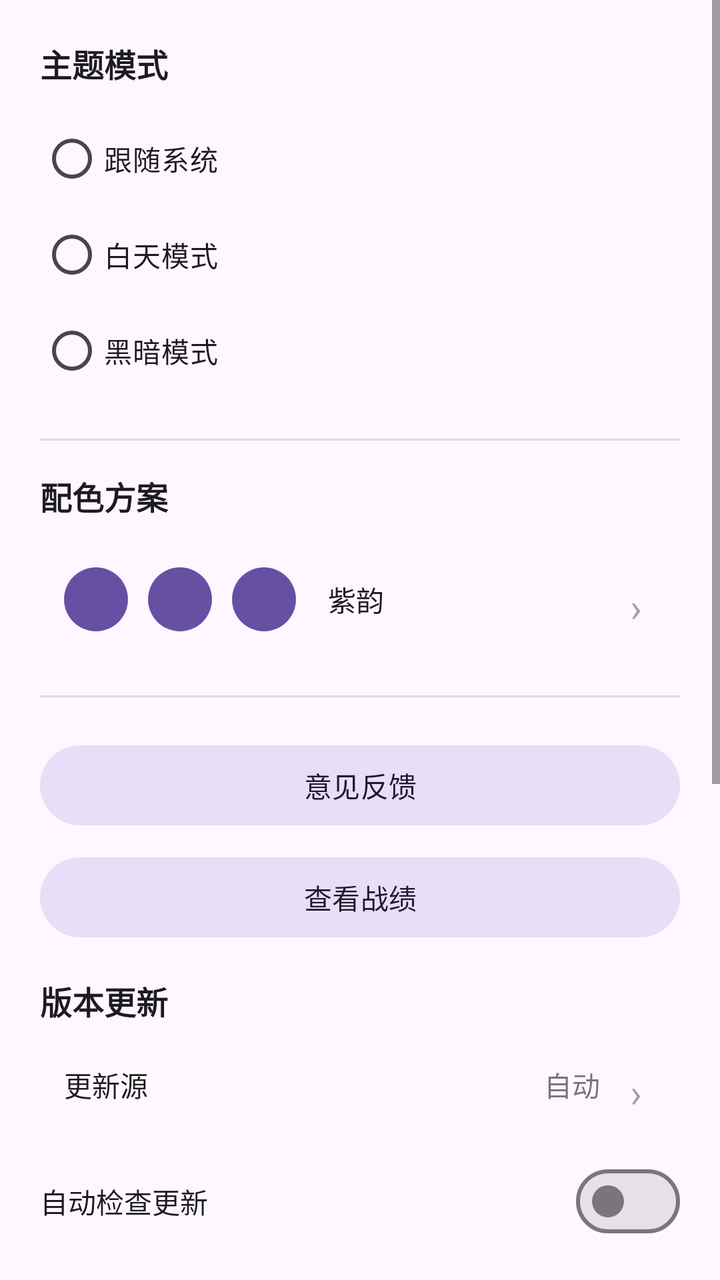
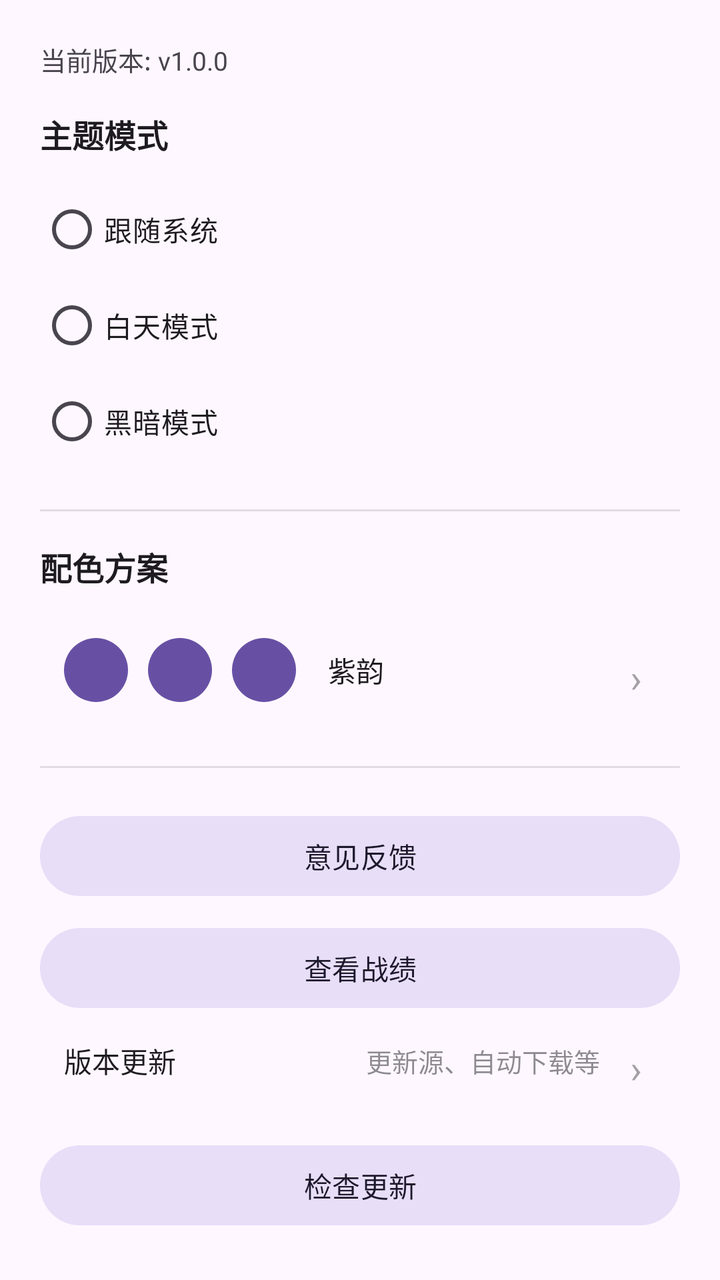

Compare the two renders of this Android layout. The source of the first and the diff that turns it into the second are given below.
<!-- AndroidManifest.xml: application theme Theme.GameCenterApp -->
<!-- res/layout/dialog_settings.xml -->
<?xml version="1.0" encoding="utf-8"?>
<ScrollView xmlns:android="http://schemas.android.com/apk/res/android"
    android:layout_width="match_parent"
    android:layout_height="wrap_content"
    android:fillViewport="false">

    <LinearLayout
        android:layout_width="match_parent"
        android:layout_height="wrap_content"
        android:orientation="vertical"
        android:padding="20dp">

        <TextView
            android:layout_width="wrap_content"
            android:layout_height="wrap_content"
            android:text="主题模式"
            android:textSize="16sp"
            android:textStyle="bold"
            android:textColor="?android:attr/textColorPrimary"
            android:layout_marginBottom="12dp" />

        <RadioGroup
            android:id="@+id/rg_theme_mode"
            android:layout_width="match_parent"
            android:layout_height="wrap_content"
            android:layout_marginBottom="20dp">

            <RadioButton
                android:id="@+id/rb_system"
                android:layout_width="match_parent"
                android:layout_height="wrap_content"
                android:text="跟随系统"
                android:textSize="14sp"
                android:paddingVertical="8dp" />

            <RadioButton
                android:id="@+id/rb_light"
                android:layout_width="match_parent"
                android:layout_height="wrap_content"
                android:text="白天模式"
                android:textSize="14sp"
                android:paddingVertical="8dp" />

            <RadioButton
                android:id="@+id/rb_dark"
                android:layout_width="match_parent"
                android:layout_height="wrap_content"
                android:text="黑暗模式"
                android:textSize="14sp"
                android:paddingVertical="8dp" />

        </RadioGroup>

        <View
            android:layout_width="match_parent"
            android:layout_height="1dp"
            android:background="?attr/colorOnSurfaceVariant"
            android:alpha="0.15" />

        <TextView
            android:layout_width="wrap_content"
            android:layout_height="wrap_content"
            android:layout_marginTop="16dp"
            android:text="配色方案"
            android:textSize="16sp"
            android:textStyle="bold"
            android:textColor="?android:attr/textColorPrimary"
            android:layout_marginBottom="12dp" />

        <LinearLayout
            android:id="@+id/ll_color_scheme"
            android:layout_width="match_parent"
            android:layout_height="wrap_content"
            android:gravity="center_vertical"
            android:orientation="horizontal"
            android:padding="12dp"
            android:background="?attr/selectableItemBackground"
            android:clickable="true"
            android:focusable="true">

            <View
                android:id="@+id/v_color_primary"
                android:layout_width="32dp"
                android:layout_height="32dp"
                android:background="@drawable/color_circle_bg" />

            <View
                android:id="@+id/v_color_secondary"
                android:layout_width="32dp"
                android:layout_height="32dp"
                android:layout_marginStart="10dp"
                android:background="@drawable/color_circle_bg" />

            <View
                android:id="@+id/v_color_accent"
                android:layout_width="32dp"
                android:layout_height="32dp"
                android:layout_marginStart="10dp"
                android:background="@drawable/color_circle_bg" />

            <TextView
                android:id="@+id/tv_scheme_name"
                android:layout_width="0dp"
                android:layout_height="wrap_content"
                android:layout_marginStart="16dp"
                android:layout_weight="1"
                android:text="紫韵"
                android:textSize="14sp"
                android:textColor="?android:attr/textColorPrimary" />

            <TextView
                android:layout_width="20dp"
                android:layout_height="20dp"
                android:text="›"
                android:textSize="20sp"
                android:gravity="center"
                android:alpha="0.4"
                android:textColor="?android:attr/textColorPrimary" />

        </LinearLayout>

        <View
            android:layout_width="match_parent"
            android:layout_height="1dp"
            android:layout_marginTop="20dp"
            android:layout_marginBottom="4dp"
            android:background="?attr/colorOnSurfaceVariant"
            android:alpha="0.15" />

        <com.google.android.material.button.MaterialButton
            android:id="@+id/btn_feedback"
            style="@style/Widget.Material3.Button.TonalButton"
            android:layout_width="match_parent"
            android:layout_height="48dp"
            android:layout_marginTop="16dp"
            android:text="@string/feedback"
            android:textSize="14sp" />

        <com.google.android.material.button.MaterialButton
            android:id="@+id/btn_view_stats"
            style="@style/Widget.Material3.Button.TonalButton"
            android:layout_width="match_parent"
            android:layout_height="48dp"
            android:layout_marginTop="8dp"
            android:text="查看战绩"
            android:textSize="14sp" />

        <TextView
            android:layout_width="wrap_content"
            android:layout_height="wrap_content"
            android:layout_marginTop="16dp"
            android:text="版本更新"
            android:textSize="16sp"
            android:textStyle="bold"
            android:textColor="?android:attr/textColorPrimary"
            android:layout_marginBottom="8dp" />

        <LinearLayout
            android:id="@+id/ll_update_source"
            android:layout_width="match_parent"
            android:layout_height="wrap_content"
            android:gravity="center_vertical"
            android:orientation="horizontal"
            android:padding="12dp"
            android:background="?attr/selectableItemBackground"
            android:clickable="true"
            android:focusable="true"
            android:layout_marginBottom="12dp">

            <TextView
                android:layout_width="0dp"
                android:layout_height="wrap_content"
                android:layout_weight="1"
                android:text="更新源"
                android:textSize="14sp"
                android:textColor="?android:attr/textColorPrimary" />

            <TextView
                android:id="@+id/tv_update_source"
                android:layout_width="wrap_content"
                android:layout_height="wrap_content"
                android:text="自动"
                android:textSize="14sp"
                android:alpha="0.6"
                android:textColor="?android:attr/textColorPrimary" />

            <TextView
                android:layout_width="20dp"
                android:layout_height="20dp"
                android:layout_marginStart="8dp"
                android:text="›"
                android:textSize="20sp"
                android:gravity="center"
                android:alpha="0.4"
                android:textColor="?android:attr/textColorPrimary" />

        </LinearLayout>

        <LinearLayout
            android:layout_width="match_parent"
            android:layout_height="wrap_content"
            android:gravity="center_vertical"
            android:orientation="horizontal"
            android:layout_marginBottom="8dp">

            <TextView
                android:layout_width="0dp"
                android:layout_height="wrap_content"
                android:layout_weight="1"
                android:text="自动检查更新"
                android:textSize="14sp"
                android:textColor="?android:attr/textColorPrimary" />

            <com.google.android.material.materialswitch.MaterialSwitch
                android:id="@+id/switch_auto_check"
                android:layout_width="wrap_content"
                android:layout_height="wrap_content" />
        </LinearLayout>

        <LinearLayout
            android:layout_width="match_parent"
            android:layout_height="wrap_content"
            android:gravity="center_vertical"
            android:orientation="horizontal"
            android:layout_marginBottom="4dp">

            <TextView
                android:layout_width="0dp"
                android:layout_height="wrap_content"
                android:layout_weight="1"
                android:text="接受测试版安装包"
                android:textSize="14sp"
                android:textColor="?android:attr/textColorPrimary" />

            <com.google.android.material.materialswitch.MaterialSwitch
                android:id="@+id/switch_accept_beta"
                android:layout_width="wrap_content"
                android:layout_height="wrap_content" />
        </LinearLayout>

        <TextView
            android:layout_width="match_parent"
            android:layout_height="wrap_content"
            android:layout_marginBottom="12dp"
            android:text="关闭后只接收正式版更新；打开后会接收 version.json 标记为 beta 的测试包。"
            android:textColor="?attr/colorOnSurfaceVariant"
            android:textSize="12sp" />

        <LinearLayout
            android:layout_width="match_parent"
            android:layout_height="wrap_content"
            android:layout_marginBottom="8dp"
            android:gravity="center_vertical"
            android:orientation="horizontal">

            <TextView
                android:layout_width="0dp"
                android:layout_height="wrap_content"
                android:layout_weight="1"
                android:text="自动下载安装包"
                android:textColor="?android:attr/textColorPrimary"
                android:textSize="14sp" />

            <com.google.android.material.materialswitch.MaterialSwitch
                android:id="@+id/switch_auto_download_update"
                android:layout_width="wrap_content"
                android:layout_height="wrap_content" />
        </LinearLayout>

        <LinearLayout
            android:id="@+id/ll_prompt_install_after_download"
            android:layout_width="match_parent"
            android:layout_height="wrap_content"
            android:layout_marginBottom="4dp"
            android:gravity="center_vertical"
            android:orientation="horizontal"
            android:paddingStart="16dp">

            <TextView
                android:id="@+id/tv_prompt_install_after_download"
                android:layout_width="0dp"
                android:layout_height="wrap_content"
                android:layout_weight="1"
                android:text="下载完成后提示安装"
                android:textColor="?android:attr/textColorPrimary"
                android:textSize="14sp" />

            <com.google.android.material.materialswitch.MaterialSwitch
                android:id="@+id/switch_prompt_install_after_download"
                android:layout_width="wrap_content"
                android:layout_height="wrap_content" />
        </LinearLayout>

        <TextView
            android:id="@+id/tv_auto_download_hint"
            android:layout_width="match_parent"
            android:layout_height="wrap_content"
            android:layout_marginBottom="12dp"
            android:text="打开后，发现新版本会在后台下载安装包；安装包保存在应用下载目录。"
            android:textColor="?attr/colorOnSurfaceVariant"
            android:textSize="12sp" />

        <com.google.android.material.button.MaterialButton
            android:id="@+id/btn_open_download_dir"
            style="@style/Widget.Material3.Button.OutlinedButton"
            android:layout_width="match_parent"
            android:layout_height="48dp"
            android:layout_marginBottom="12dp"
            android:text="打开下载目录"
            android:textSize="14sp" />

        <TextView
            android:id="@+id/tv_current_version"
            android:layout_width="wrap_content"
            android:layout_height="wrap_content"
            android:text="当前版本: v1.0.0"
            android:textSize="13sp"
            android:textColor="?attr/colorOnSurfaceVariant"
            android:layout_marginBottom="12dp" />

        <com.google.android.material.button.MaterialButton
            android:id="@+id/btn_check_update"
            style="@style/Widget.Material3.Button.TonalButton"
            android:layout_width="match_parent"
            android:layout_height="48dp"
            android:text="@string/update_check"
            android:textSize="14sp" />

    </LinearLayout>

</ScrollView>
<!-- resources referenced by this layout -->
<resources>
  <!-- drawable color_circle_bg (drawable) -->
  <?xml version="1.0" encoding="utf-8"?>
  <shape xmlns:android="http://schemas.android.com/apk/res/android"
      android:shape="oval">
      <solid android:color="#6750A4" />
  </shape>
  <string name="feedback">意见反馈</string>
  <string name="update_check">检查更新</string>
  <style name="Theme.GameCenterApp" parent="Theme.Material3.DayNight.NoActionBar">
          <item name="colorPrimary">@color/md_theme_light_primary</item>
          <item name="colorOnPrimary">@color/md_theme_light_on_primary</item>
          <item name="colorPrimaryContainer">@color/md_theme_light_primary_container</item>
          <item name="colorOnPrimaryContainer">@color/md_theme_light_on_primary_container</item>
          <item name="colorSecondary">@color/md_theme_light_secondary</item>
          <item name="colorOnSecondary">@color/md_theme_light_on_secondary</item>
          <item name="colorSecondaryContainer">@color/md_theme_light_secondary_container</item>
          <item name="colorOnSecondaryContainer">@color/md_theme_light_on_secondary_container</item>
          <item name="colorSurface">@color/md_theme_light_surface</item>
          <item name="colorOnSurface">@color/md_theme_light_on_surface</item>
          <item name="colorOnSurfaceVariant">@color/md_theme_light_on_surface_variant</item>
          <item name="android:colorBackground">@color/md_theme_light_background</item>
          <item name="android:statusBarColor">@color/md_theme_light_surface</item>
          <item name="android:navigationBarColor">@color/md_theme_light_surface</item>
          <item name="android:windowLightStatusBar">true</item>
      </style>
  <color name="md_theme_light_primary">#6750A4</color>
  <color name="md_theme_light_on_primary">#FFFFFF</color>
  <color name="md_theme_light_primary_container">#EADDFF</color>
  <color name="md_theme_light_on_primary_container">#21005D</color>
  <color name="md_theme_light_secondary">#625B71</color>
  <color name="md_theme_light_on_secondary">#FFFFFF</color>
  <color name="md_theme_light_secondary_container">#E8DEF8</color>
  <color name="md_theme_light_on_secondary_container">#1D192B</color>
  <color name="md_theme_light_surface">#FEF7FF</color>
  <color name="md_theme_light_on_surface">#1D1B20</color>
  <color name="md_theme_light_on_surface_variant">#49454F</color>
  <color name="md_theme_light_background">#FEF7FF</color>
</resources>

<!-- the commit's change to res/layout/dialog_settings.xml (unified diff, before → after) -->
@@ -9,6 +9,15 @@
         android:layout_height="wrap_content"
         android:orientation="vertical"
         android:padding="20dp">
+
+        <TextView
+            android:id="@+id/tv_current_version"
+            android:layout_width="match_parent"
+            android:layout_height="wrap_content"
+            android:layout_marginBottom="16dp"
+            android:text="当前版本: v1.0.0"
+            android:textColor="?attr/colorOnSurfaceVariant"
+            android:textSize="13sp" />
 
         <TextView
             android:layout_width="wrap_content"
@@ -145,18 +154,8 @@
             android:text="查看战绩"
             android:textSize="14sp" />
 
-        <TextView
-            android:layout_width="wrap_content"
-            android:layout_height="wrap_content"
-            android:layout_marginTop="16dp"
-            android:text="版本更新"
-            android:textSize="16sp"
-            android:textStyle="bold"
-            android:textColor="?android:attr/textColorPrimary"
-            android:layout_marginBottom="8dp" />
-
         <LinearLayout
-            android:id="@+id/ll_update_source"
+            android:id="@+id/ll_update_settings"
             android:layout_width="match_parent"
             android:layout_height="wrap_content"
             android:gravity="center_vertical"
@@ -171,17 +170,16 @@
                 android:layout_width="0dp"
                 android:layout_height="wrap_content"
                 android:layout_weight="1"
-                android:text="更新源"
-                android:textSize="14sp"
-                android:textColor="?android:attr/textColorPrimary" />
-
-            <TextView
-                android:id="@+id/tv_update_source"
+                android:text="版本更新"
+                android:textSize="14sp"
+                android:textColor="?android:attr/textColorPrimary" />
+
+            <TextView
                 android:layout_width="wrap_content"
                 android:layout_height="wrap_content"
-                android:text="自动"
-                android:textSize="14sp"
-                android:alpha="0.6"
+                android:text="更新源、自动下载等"
+                android:textSize="13sp"
+                android:alpha="0.5"
                 android:textColor="?android:attr/textColorPrimary" />
 
             <TextView
@@ -196,133 +194,12 @@
 
         </LinearLayout>
 
-        <LinearLayout
-            android:layout_width="match_parent"
-            android:layout_height="wrap_content"
-            android:gravity="center_vertical"
-            android:orientation="horizontal"
-            android:layout_marginBottom="8dp">
-
-            <TextView
-                android:layout_width="0dp"
-                android:layout_height="wrap_content"
-                android:layout_weight="1"
-                android:text="自动检查更新"
-                android:textSize="14sp"
-                android:textColor="?android:attr/textColorPrimary" />
-
-            <com.google.android.material.materialswitch.MaterialSwitch
-                android:id="@+id/switch_auto_check"
-                android:layout_width="wrap_content"
-                android:layout_height="wrap_content" />
-        </LinearLayout>
-
-        <LinearLayout
-            android:layout_width="match_parent"
-            android:layout_height="wrap_content"
-            android:gravity="center_vertical"
-            android:orientation="horizontal"
-            android:layout_marginBottom="4dp">
-
-            <TextView
-                android:layout_width="0dp"
-                android:layout_height="wrap_content"
-                android:layout_weight="1"
-                android:text="接受测试版安装包"
-                android:textSize="14sp"
-                android:textColor="?android:attr/textColorPrimary" />
-
-            <com.google.android.material.materialswitch.MaterialSwitch
-                android:id="@+id/switch_accept_beta"
-                android:layout_width="wrap_content"
-                android:layout_height="wrap_content" />
-        </LinearLayout>
-
-        <TextView
-            android:layout_width="match_parent"
-            android:layout_height="wrap_content"
-            android:layout_marginBottom="12dp"
-            android:text="关闭后只接收正式版更新；打开后会接收 version.json 标记为 beta 的测试包。"
-            android:textColor="?attr/colorOnSurfaceVariant"
-            android:textSize="12sp" />
-
-        <LinearLayout
-            android:layout_width="match_parent"
-            android:layout_height="wrap_content"
-            android:layout_marginBottom="8dp"
-            android:gravity="center_vertical"
-            android:orientation="horizontal">
-
-            <TextView
-                android:layout_width="0dp"
-                android:layout_height="wrap_content"
-                android:layout_weight="1"
-                android:text="自动下载安装包"
-                android:textColor="?android:attr/textColorPrimary"
-                android:textSize="14sp" />
-
-            <com.google.android.material.materialswitch.MaterialSwitch
-                android:id="@+id/switch_auto_download_update"
-                android:layout_width="wrap_content"
-                android:layout_height="wrap_content" />
-        </LinearLayout>
-
-        <LinearLayout
-            android:id="@+id/ll_prompt_install_after_download"
-            android:layout_width="match_parent"
-            android:layout_height="wrap_content"
-            android:layout_marginBottom="4dp"
-            android:gravity="center_vertical"
-            android:orientation="horizontal"
-            android:paddingStart="16dp">
-
-            <TextView
-                android:id="@+id/tv_prompt_install_after_download"
-                android:layout_width="0dp"
-                android:layout_height="wrap_content"
-                android:layout_weight="1"
-                android:text="下载完成后提示安装"
-                android:textColor="?android:attr/textColorPrimary"
-                android:textSize="14sp" />
-
-            <com.google.android.material.materialswitch.MaterialSwitch
-                android:id="@+id/switch_prompt_install_after_download"
-                android:layout_width="wrap_content"
-                android:layout_height="wrap_content" />
-        </LinearLayout>
-
-        <TextView
-            android:id="@+id/tv_auto_download_hint"
-            android:layout_width="match_parent"
-            android:layout_height="wrap_content"
-            android:layout_marginBottom="12dp"
-            android:text="打开后，发现新版本会在后台下载安装包；安装包保存在应用下载目录。"
-            android:textColor="?attr/colorOnSurfaceVariant"
-            android:textSize="12sp" />
-
-        <com.google.android.material.button.MaterialButton
-            android:id="@+id/btn_open_download_dir"
-            style="@style/Widget.Material3.Button.OutlinedButton"
-            android:layout_width="match_parent"
-            android:layout_height="48dp"
-            android:layout_marginBottom="12dp"
-            android:text="打开下载目录"
-            android:textSize="14sp" />
-
-        <TextView
-            android:id="@+id/tv_current_version"
-            android:layout_width="wrap_content"
-            android:layout_height="wrap_content"
-            android:text="当前版本: v1.0.0"
-            android:textSize="13sp"
-            android:textColor="?attr/colorOnSurfaceVariant"
-            android:layout_marginBottom="12dp" />
-
         <com.google.android.material.button.MaterialButton
             android:id="@+id/btn_check_update"
             style="@style/Widget.Material3.Button.TonalButton"
             android:layout_width="match_parent"
             android:layout_height="48dp"
+            android:layout_marginTop="4dp"
             android:text="@string/update_check"
             android:textSize="14sp" />
 
